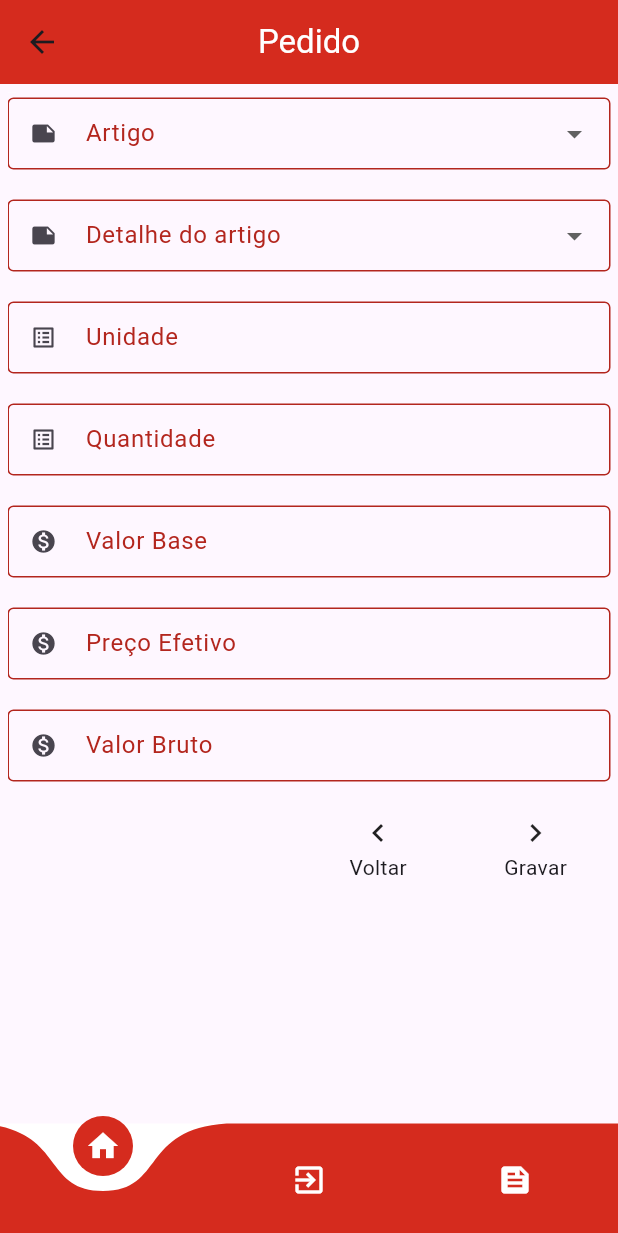
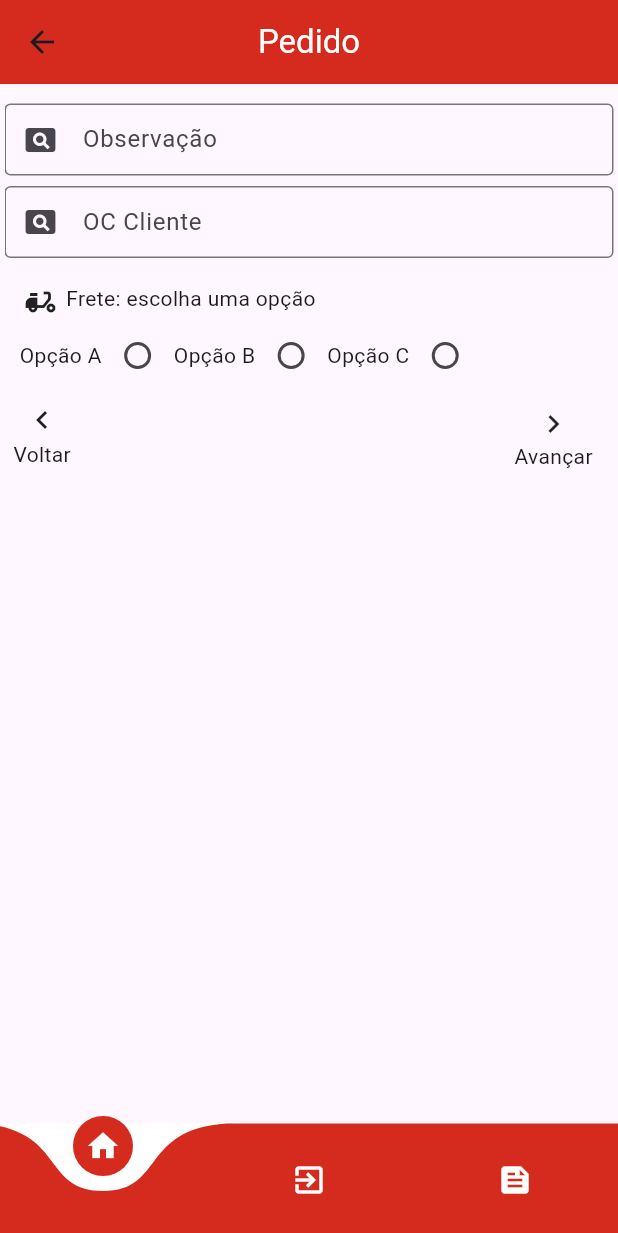
Before and after one commit to kelidss/StikVendas, a Flutter app: the PedidoPage screen opened directly, swiped to page 2, on a phone screen of 412 x 824 dp. Shown: the top 1233 px of the screen. Run offline on Flutter 3.47's test engine with Material 3 defaults, Android fonts, the phone set to English and light mode, and no system bars; drawn by our look-alikes of curved_navigation_bar; our stand-ins replace awesome_dialog, carousel_slider, mask_text_input_formatter, percent_indicator.

Commit message:
terceira tela pedidos

```diff
--- a/lib/Views/HomePage.dart
+++ b/lib/Views/HomePage.dart
@@ -27,6 +27,7 @@ class HomePageState extends State<HomePage> {
   Widget build(BuildContext context) {
     return Scaffold(
       appBar: AppBar(
+        automaticallyImplyLeading: false,
         backgroundColor: const Color(0xFFD52B1E),
         centerTitle: true,
         title: const Text(
@@ -65,7 +66,8 @@ class HomePageState extends State<HomePage> {
                       Navigator.push(
                         context,
                         MaterialPageRoute(
-                            builder: (context) => const PedidoPage()),
+                          builder: (context) => const PedidoPage(),
+                        ),
                       );
                     },
                     child: Container(
@@ -127,7 +129,7 @@ class HomePageState extends State<HomePage> {
                       Navigator.push(
                         context,
                         MaterialPageRoute(
-                            builder: (context) => FaturamentoPage()),
+                            builder: (context) => const FaturamentoPage()),
                       );
                     },
                     child: Container(
--- a/lib/Views/PedidoPage.dart
+++ b/lib/Views/PedidoPage.dart
@@ -38,7 +38,7 @@ class _PedidoPageState extends State<PedidoPage> {
   _todosCamposPreenchidos1() {
     return DtPedidoController.text.isNotEmpty &&
         DtEntregaController.text.isNotEmpty &&
-        VendedorController.text.isNotEmpty &&
+        //  VendedorController.text.isNotEmpty &&
         ClienteController.text.isNotEmpty;
     //&&
     //  TpDocumentoController.text.isNotEmpty &&
@@ -92,9 +92,10 @@ class _PedidoPageState extends State<PedidoPage> {
         backgroundColor: const Color(0xFFD52B1E),
       ),
       body: Padding(
-        padding: const EdgeInsets.all(5.0),
+        padding: const EdgeInsets.all(3.0),
         child: PageView(
           physics: const NeverScrollableScrollPhysics(),
+          //scrollDirection: Axis.horizontal,
           controller: _pageController,
           children: [
             // pagina 1
@@ -183,7 +184,7 @@ class _PedidoPageState extends State<PedidoPage> {
                     ),
                   ],
                 ),
-                const SizedBox(height: 55),
+                /*     const SizedBox(height: 55),
                 TextFormField(
                   controller: VendedorController,
                   decoration: InputDecoration(
@@ -206,7 +207,7 @@ class _PedidoPageState extends State<PedidoPage> {
                     }
                   },
                   autovalidateMode: AutovalidateMode.always,
-                ),
+                ),*/
                 const SizedBox(height: 55),
                 TextFormField(
                   controller: ClienteController,
@@ -276,7 +277,7 @@ class _PedidoPageState extends State<PedidoPage> {
                   },
                   autovalidateMode: AutovalidateMode.always,
                 ),
-                const SizedBox(height: 55),
+                SizedBox(height: 55),
                 DropdownButtonFormField<String>(
                   value: _selectedTipoCobranca,
                   onChanged: (newValue) {
@@ -315,7 +316,7 @@ class _PedidoPageState extends State<PedidoPage> {
                   },
                   autovalidateMode: AutovalidateMode.always,
                 ),
-                const SizedBox(height: 55),
+                SizedBox(height: 55),
                 DropdownButtonFormField<String>(
                   value: _selectedFormaPagamento,
                   onChanged: (newValue) {
@@ -325,18 +326,34 @@ class _PedidoPageState extends State<PedidoPage> {
                   },
                   items: const [
                     DropdownMenuItem(
-                      value: 'BOLETO',
-                      child: Text('BOLETO'),
+                      value: '30 DIAS',
+                      child: Text('30 DIAS'),
                     ),
                     DropdownMenuItem(
-                      value: 'PIX',
-                      child: Text('PIX'),
+                      value: '60 DIAS',
+                      child: Text('60 DIAS'),
+                    ),
+                    DropdownMenuItem(
+                      value: '90 DIAS',
+                      child: Text('90 DIAS'),
+                    ),
+                    DropdownMenuItem(
+                      value: '51 DIAS',
+                      child: Text('51 DIAS'),
+                    ),
+                    DropdownMenuItem(
+                      value: '71 DIAS',
+                      child: Text('71 DIAS'),
+                    ),
+                    DropdownMenuItem(
+                      value: '111 DIAS',
+                      child: Text('111 DIAS'),
                     ),
                   ],
                   decoration: InputDecoration(
                       prefixIcon: const Icon(Icons.monetization_on),
                       border: const OutlineInputBorder(),
-                      isDense: false,
+                      isDense: true,
                       labelText: 'Forma de pagamento',
                       floatingLabelStyle: MaterialStateTextStyle.resolveWith(
                           (Set<MaterialState> states) {
@@ -351,10 +368,54 @@ class _PedidoPageState extends State<PedidoPage> {
                     if (value == null || value == '') {
                       return '';
                     }
+                    return null; // Retorna null se o valor for válido.
                   },
                   autovalidateMode: AutovalidateMode.always,
                 ),
-                const SizedBox(height: 70),
+
+                /*
+                */
+
+                /**/
+                /*  */
+                const SizedBox(height: 50),
+                Expanded(
+                  child: Row(
+                    mainAxisAlignment: MainAxisAlignment.end,
+                    children: [
+                      InkWell(
+                          onTap: () {
+                            _avancarParaProximaPagina1();
+                          },
+                          child: const SizedBox(
+                              width: 80,
+                              height: 45,
+                              child: Column(
+                                  mainAxisAlignment: MainAxisAlignment.start,
+                                  children: [
+                                    Icon(
+                                      Icons.navigate_next,
+                                      // size:18
+                                    ),
+                                    SizedBox(height: 0),
+                                    Text('Avançar')
+                                  ]))),
+                    ],
+                  ),
+                ),
+              ],
+            ),
+            // pagina 2
+            Wrap(
+              children: [
+                const Text(
+                  'Boas Vendas',
+                  style: TextStyle(
+                    color: Colors.white,
+                    fontSize: 0.5,
+                  ),
+                ),
+                const SizedBox(height: 10),
                 TextFormField(
                   controller: ObservacaoController,
                   decoration: const InputDecoration(
@@ -368,6 +429,22 @@ class _PedidoPageState extends State<PedidoPage> {
                         vertical: 10,
                         horizontal: 20,
                       )),
+                ),
+                SizedBox(height: 55),
+                TextFormField(
+                  controller: OcClienteController,
+                  decoration: const InputDecoration(
+                    prefixIcon: Icon(Icons.pageview),
+                    labelText: 'OC Cliente',
+                    border: OutlineInputBorder(),
+                    contentPadding: EdgeInsets.symmetric(
+                      vertical: 10,
+                      horizontal: 20,
+                    ),
+                    isDense: false,
+                    floatingLabelBehavior: FloatingLabelBehavior.auto,
+                  ),
+                  autovalidateMode: AutovalidateMode.always,
                 ),
                      Padding(
                   padding: EdgeInsets.only(bottom: 65),
@@ -418,6 +495,33 @@ class _PedidoPageState extends State<PedidoPage> {
                     ),
                   ],
                 ),
+                const SizedBox(height: 55),
+                Expanded(
+                  child: Row(
+                    mainAxisAlignment: MainAxisAlignment.end,
+                    children: [
+                      InkWell(
+                        onTap: () {
+                          Navigator.push(
+                              context,
+                              MaterialPageRoute(
+                                  builder: (context) => PedidoPage()));
+                        },
+                        child: const SizedBox(
+                          width: 50,
+                          height: 50,
+                          child: Column(
+                            mainAxisAlignment: MainAxisAlignment.start,
+                            children: [
+                              Icon(Icons.navigate_before),
+                              SizedBox(
+                                height: 1,
+                              ),
+                              Text('Voltar')
+                            ],
+                          ),
+                        ),
+                      ),
                       const SizedBox(height: 50),
                       Expanded(
                         child: Row(
@@ -431,7 +535,8 @@ class _PedidoPageState extends State<PedidoPage> {
                                     width: 80,
                                     height: 45,
                                     child: Column(
-                                  mainAxisAlignment: MainAxisAlignment.start,
+                                        mainAxisAlignment:
+                                            MainAxisAlignment.start,
                                         children: [
                                           Icon(
                                             Icons.navigate_next,
@@ -443,8 +548,93 @@ class _PedidoPageState extends State<PedidoPage> {
                           ],
                         ),
                       ),
+
+                      /*   const SizedBox(height: 55, width: 30),
+                      InkWell(
+                        child: const SizedBox(
+                            width: 100,
+                            height: 50,
+                            child: Column(children: [
+                              Icon(Icons.navigate_next),
+                              SizedBox(height: 1),
+                              Text('Gravar')
+                            ])),
+                        onTap: () {
+                          if (UndController.text.isNotEmpty &&
+                              QtdController.text.isNotEmpty &&
+                              VrBaseController.text.isNotEmpty &&
+                              PrEfetivoController.text.isNotEmpty &&
+                              VrBrutoController.text.isNotEmpty) {
+                            // Todos os campos estão preenchidos, então você pode gravar os dados
+                            showDialog(
+                              context: context,
+                              builder: (BuildContext context) {
+                                return AlertDialog(
+                                  title: const Text('Pedido feito!'),
+                                  content: Text('Gravado com sucesso',
+                                      textAlign: TextAlign.center),
+                                  shadowColor: Colors.red,
+                                  icon: (Icon(Icons.verified)),
+                                  actions: <Widget>[
+                                    InkWell(
+                                      child: Text("Fechar"),
+                                      onTap: () {
+                                        // Limpa os campos antes de voltar para a página de pedidos
+                                        DtPedidoController.clear();
+                                        DtEntregaController.clear();
+                                        VendedorController.clear();
+                                        ClienteController.clear();
+                                        FreteController.clear();
+                                        ObservacaoController.clear();
+                                        UndController.clear();
+                                        QtdController.clear();
+                                        OcClienteController.clear();
+                                        VrBaseController.clear();
+                                        PrEfetivoController.clear();
+                                        VrBrutoController.clear();
+                                        Navigator.push(
+                                            context,
+                                            MaterialPageRoute(
+                                                builder: (context) =>
+                                                    PedidoPage()));
+                                      },
+                                    ),
+                                  ],
+                                );
+                              },
+                            );
+                          } else {
+                            showDialog(
+                              context: context,
+                              builder: (BuildContext context) {
+                                return AlertDialog(
+                                  title: const Text("Atenção"),
+                                  content: Text(
+                                    "Campos obrigatórios vazios",
+                                    textAlign: TextAlign.center,
+                                  ),
+                                  shadowColor: Colors.red,
+                                  icon: Icon(Icons.error),
+                                  actions: <Widget>[
+                                    InkWell(
+                                      child: Text("Fechar"),
+                                      onTap: () {
+                                        Navigator.of(context).pop();
+                                      },
+                                    ),
+                                  ],
+                                );
+                              },
+                            );
+                          }
+                        },
+                      )*/
                     ],
                   ),
+                )
+              ],
+            ),
+            //pagina 3
          Wrap(
               children: [
                 const Text(
@@ -454,10 +644,7 @@ class _PedidoPageState extends State<PedidoPage> {
                     fontSize: 0.5,
                   ),
                 ),
-                const SizedBox(
-                  height: 4,
-                ),
-                const SizedBox(height: 1),
+                const SizedBox(height: 10),
             DropdownButtonFormField<String>(
               value: _selectedArtigo,
               onChanged: (value) {
@@ -486,11 +673,14 @@ class _PedidoPageState extends State<PedidoPage> {
                         ? Theme.of(context).colorScheme.error
                         : Colors.green;
                     return TextStyle(color: color, letterSpacing: 1);
-                      }),
+                  }
+                ),
                 contentPadding: const EdgeInsets.symmetric(
-                          vertical: 10, horizontal: 20)),
+                  vertical: 10, horizontal: 20
+                )
+              ),
               validator: (String? value) {
-                    if (value == null || value == '') {
+                if (value == null || value.isEmpty) {
                   return '';
                 }
                 return null;
@@ -537,23 +727,30 @@ class _PedidoPageState extends State<PedidoPage> {
                   },
                   autovalidateMode: AutovalidateMode.always,
                 ),
-                const SizedBox(height: 55),
-                TextFormField(
+                Row(
+                  children: [
+                    SizedBox(height: 55),
+                    Expanded(
+                      child: TextFormField(
                         controller: UndController,
                         decoration: InputDecoration(
                           prefixIcon: const Icon(Icons.list_alt),
                           labelText: 'Unidade',
                           border: const OutlineInputBorder(),
                           isDense: true,
-                      floatingLabelStyle: MaterialStateTextStyle.resolveWith(
+                          floatingLabelStyle:
+                              MaterialStateTextStyle.resolveWith(
                             (Set<MaterialState> states) {
-                        final Color color = states.contains(MaterialState.error)
+                              final Color color =
+                                  states.contains(MaterialState.error)
                                       ? Theme.of(context).colorScheme.error
                                       : Colors.green;
                               return TextStyle(color: color, letterSpacing: 1);
-                      }),
+                            },
+                          ),
                           contentPadding: const EdgeInsets.symmetric(
-                          vertical: 10, horizontal: 20)),
+                              vertical: 10, horizontal: 20),
+                        ),
                         keyboardType: TextInputType.number,
                         validator: (String? value) {
                           if (value == null || value == '') {
@@ -563,15 +760,18 @@ class _PedidoPageState extends State<PedidoPage> {
                         },
                         autovalidateMode: AutovalidateMode.always,
                       ),
-                const SizedBox(height: 55),
-                TextFormField(
+                    ),
+                    SizedBox(width: 10), // Espaçamento entre os TextFormField
+                    Expanded(
+                      child: TextFormField(
                         controller: QtdController,
                         decoration: InputDecoration(
                           prefixIcon: const Icon(Icons.list_alt),
                           labelText: 'Quantidade',
                           border: const OutlineInputBorder(),
                           isDense: true,
-                      floatingLabelStyle: MaterialStateTextStyle.resolveWith(
+                          floatingLabelStyle:
+                              MaterialStateTextStyle.resolveWith(
                             (Set<MaterialState> states) {
                               final Color color =
                                   states.contains(MaterialState.error)
@@ -581,7 +781,8 @@ class _PedidoPageState extends State<PedidoPage> {
                             },
                           ),
                           contentPadding: const EdgeInsets.symmetric(
-                          vertical: 10, horizontal: 20)),
+                              vertical: 10, horizontal: 20),
+                        ),
                         keyboardType: TextInputType.number,
                         validator: (String? value) {
                           if (value == null || value == '') {
@@ -590,6 +791,9 @@ class _PedidoPageState extends State<PedidoPage> {
                           return null;
                         },
                         autovalidateMode: AutovalidateMode.always,
+                      ),
+                    ),
+                  ],
                 ),
                  const SizedBox(height: 55),
                 TextFormField(
@@ -686,121 +890,12 @@ class _PedidoPageState extends State<PedidoPage> {
                       }
                     },
                     autovalidateMode: AutovalidateMode.always),
-                const SizedBox(height: 55),
-                Expanded(
-                  child: Row(
-                    mainAxisAlignment: MainAxisAlignment.end,
-                    children: [
-                      InkWell(
-                        onTap: () {
-                          Navigator.push(
-                              context,
-                              MaterialPageRoute(
-                                  builder: (context) => PedidoPage()));
-                        },
-                        child: const SizedBox(
-                          width: 50,
-                          height: 50,
-                          child: Column(
-                            mainAxisAlignment: MainAxisAlignment.start,
-                            children: [
-                              Icon(Icons.navigate_before),
-                              SizedBox(
-                                height: 1,
-                              ),
-                              Text('Voltar')
           ],
         ),
+                  ]
                 ),
               ),
-                      const SizedBox(height: 55, width: 30),
-                      InkWell(
-                        child: const SizedBox(
-                            width: 100,
-                            height: 50,
-                            child: Column(children: [
-                              Icon(Icons.navigate_next),
-                              SizedBox(height: 1),
-                              Text('Gravar')
-                            ])),
-                        onTap: () {
-                          if (UndController.text.isNotEmpty &&
-                              QtdController.text.isNotEmpty &&
-                              VrBaseController.text.isNotEmpty &&
-                              PrEfetivoController.text.isNotEmpty &&
-                              VrBrutoController.text.isNotEmpty) {
-                            // Todos os campos estão preenchidos, então você pode gravar os dados
-                            showDialog(
-                              context: context,
-                              builder: (BuildContext context) {
-                                return AlertDialog(
-                                  title: const Text('Pedido feito!'),
-                                  content: Text('Gravado com sucesso',
-                                      textAlign: TextAlign.center),
-                                  shadowColor: Colors.red,
-                                  icon: (Icon(Icons.verified)),
-                                  actions: <Widget>[
-                                    InkWell(
-                                      child: Text("Fechar"),
-                                      onTap: () {
-                                        // Limpa os campos antes de voltar para a página de pedidos
-                                        DtPedidoController.clear();
-                                        DtEntregaController.clear();
-                                        VendedorController.clear();
-                                        ClienteController.clear();
-                                        FreteController.clear();
-                                        ObservacaoController.clear();
-                                        UndController.clear();
-                                        QtdController.clear();
-                                        OcClienteController.clear();
-                                        VrBaseController.clear();
-                                        PrEfetivoController.clear();
-                                        VrBrutoController.clear();
-                                        Navigator.push(
-                                            context,
-                                            MaterialPageRoute(
-                                                builder: (context) =>
-                                                    PedidoPage()));
-                                      },
-                                    )
-                                  ],
-                                );
-                              },
-                            );
-                          } else {
-                            showDialog(
-                              context: context,
-                              builder: (BuildContext context) {
-                                return AlertDialog(
-                                  title: const Text("Atenção"),
-                                  content: Text(
-                                    "Campos obrigatórios vazios",
-                                    textAlign: TextAlign.center,
-                                  ),
-                                  shadowColor: Colors.red,
-                                  icon: Icon(Icons.error),
-                                  actions: <Widget>[
-                                    InkWell(
-                                      child: Text("Fechar"),
-                                      onTap: () {
-                                        Navigator.of(context).pop();
-                                      },
-                                    ),
-                                  ],
-                                );
-                              },
-                            );
-                          }
-                        },
-                      )
-                    ],
-                  ),
-                )
-              ],
-            )
-          ],
-        ),
-      ),
+
       bottomNavigationBar: CurvedNavigationBar(
         animationCurve: Curves.easeInOut,
         backgroundColor: Colors.white,
@@ -823,8 +918,7 @@ class _PedidoPageState extends State<PedidoPage> {
               animType: AnimType.scale,
               title: 'Confirmação',
               desc: 'Tem certeza que deseja sair?',
-              btnCancelOnPress: () {
-              },
+              btnCancelOnPress: () {},
               btnOkOnPress: () {
                 DtPedidoController.clear();
                 DtEntregaController.clear();
```
Also changed, not shown: 1 other file. Lines whose indentation alone changed are shown as unchanged.
